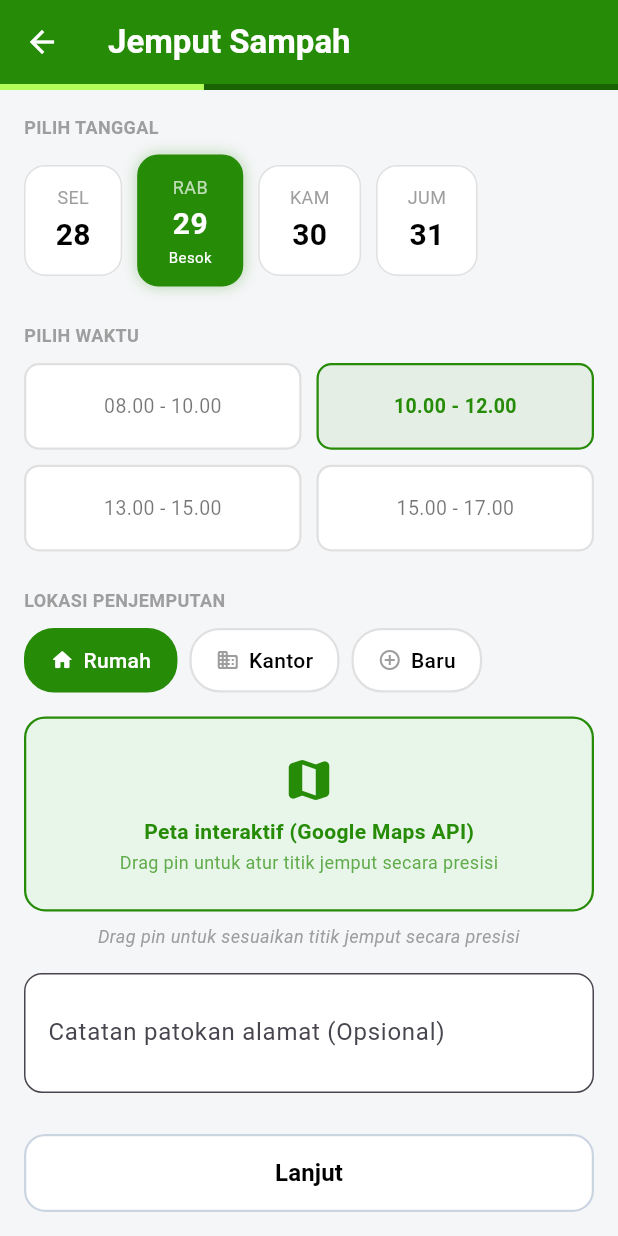
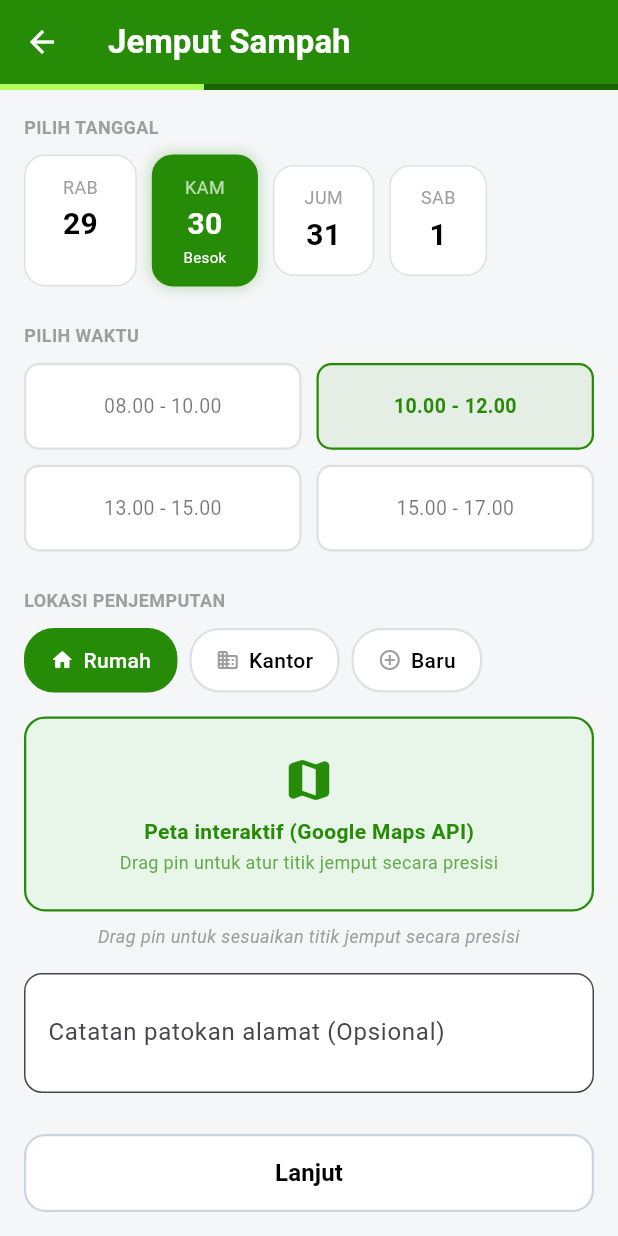
Before and after one commit to amiakmal557442/Bank_Sampah, a Flutter app: the PickupScheduleScreen screen opened directly, on a phone screen of 412 x 824 dp. Run offline on Flutter 3.47's test engine with Material 3 defaults, Android fonts, the phone set to English and light mode, and no system bars.

Commit message:
update bagian tanggal di layout jemput sampah

```diff
--- a/lib/jemput_sampah_page.dart
+++ b/lib/jemput_sampah_page.dart
@@ -12,16 +12,37 @@ class PickupScheduleScreen extends StatefulWidget {
 }
 
 class _PickupScheduleScreenState extends State<PickupScheduleScreen> {
+  // Index 1 = besok (default terpilih)
   int selectedDateIndex = 1;
   int selectedTimeIndex = 1;
   int selectedLocationIndex = 0;
 
-  final List<Map<String, String>> _dates = [
-    {'day': 'SEL', 'date': '28', 'label': ''},
-    {'day': 'RAB', 'date': '29', 'label': 'Besok'},
-    {'day': 'KAM', 'date': '30', 'label': ''},
-    {'day': 'JUM', 'date': '31', 'label': ''},
+  // Nama hari dalam bahasa Indonesia
+  static const List<String> _dayNames = [
+    'MIN',
+    'SEN',
+    'SEL',
+    'RAB',
+    'KAM',
+    'JUM',
+    'SAB',
   ];
+
+  // Generate tanggal dinamis: hari ini + 3 hari ke depan (total 4 hari)
+  List<Map<String, String>> get _dates {
+    final today = DateTime.now();
+    return List.generate(4, (i) {
+      final day = today.add(Duration(days: i));
+      String label = '';
+      if (i == 0) label = 'Hari ini';
+      if (i == 1) label = 'Besok';
+      return {
+        'day': _dayNames[day.weekday % 7],
+        'date': day.day.toString(),
+        'label': label,
+      };
+    });
+  }
 
   final List<String> _times = [
     '08.00 - 10.00',
```
